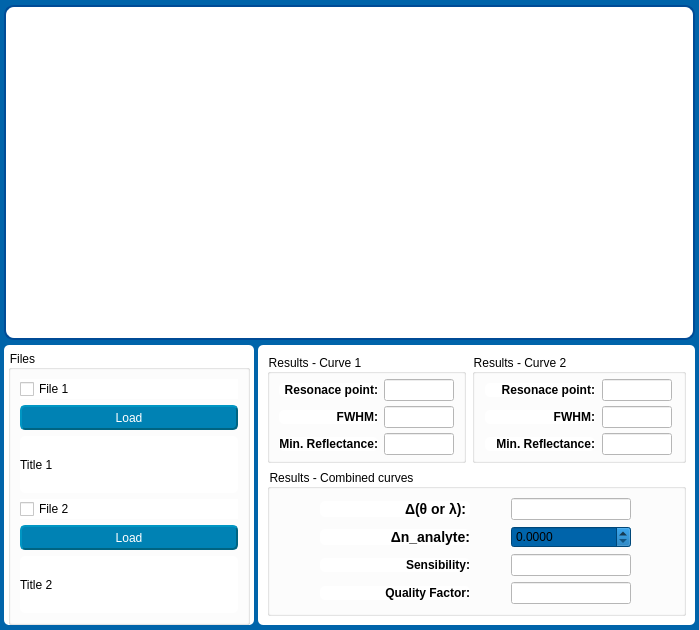
AdeilsonLeal1/Simulador-SPR-LMR, file Sim-LMR-Interface--main/open_extern_file.ui: the form before one commit.
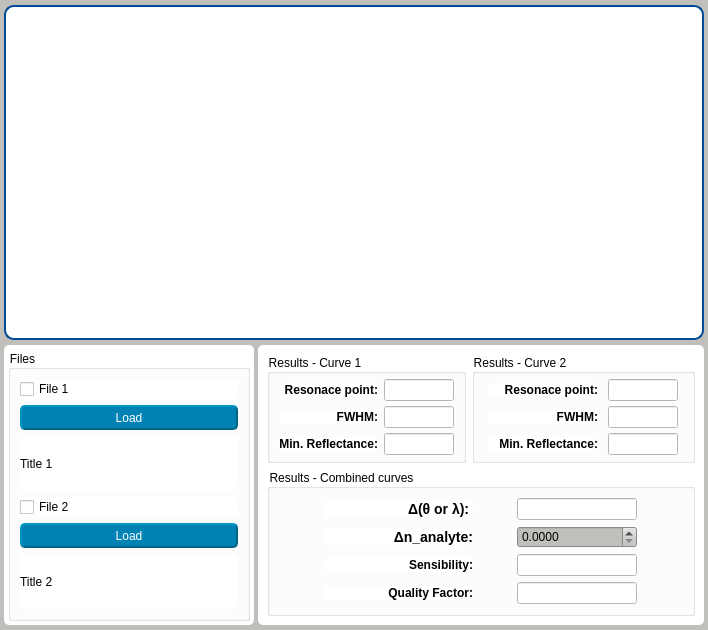
The form after the commit.

Diff of the .ui file:
```diff
--- a/Sim-LMR-Interface--main/open_extern_file.ui
+++ b/Sim-LMR-Interface--main/open_extern_file.ui
@@ -6,7 +6,7 @@
    <rect>
     <x>0</x>
     <y>0</y>
-    <width>699</width>
+    <width>708</width>
     <height>630</height>
    </rect>
   </property>
@@ -21,7 +21,7 @@
   </property>
   <property name="styleSheet">
    <string notr="true">QWidget{
-	background-color: rgb(0, 100, 170);
+	background-color: rgb(192, 191, 188);
 }
 QFrame{background-color: rgb(255, 255, 255);
 				border-radius:5px;}
@@ -100,16 +100,16 @@
      </property>
      <layout class="QVBoxLayout" name="verticalLayout_3">
       <property name="leftMargin">
-       <number>0</number>
+       <number>3</number>
       </property>
       <property name="topMargin">
-       <number>0</number>
+       <number>3</number>
       </property>
       <property name="rightMargin">
-       <number>0</number>
+       <number>3</number>
       </property>
       <property name="bottomMargin">
-       <number>0</number>
+       <number>3</number>
       </property>
       <item>
        <layout class="QVBoxLayout" name="verticalLayout_2"/>
@@ -139,7 +139,7 @@
      </property>
      <layout class="QVBoxLayout" name="verticalLayout_4">
       <property name="spacing">
-       <number>0</number>
+       <number>4</number>
       </property>
       <property name="leftMargin">
        <number>4</number>
@@ -151,7 +151,7 @@
        <number>4</number>
       </property>
       <property name="bottomMargin">
-       <number>0</number>
+       <number>4</number>
       </property>
       <item>
        <widget class="QGroupBox" name="groupBox">
```
